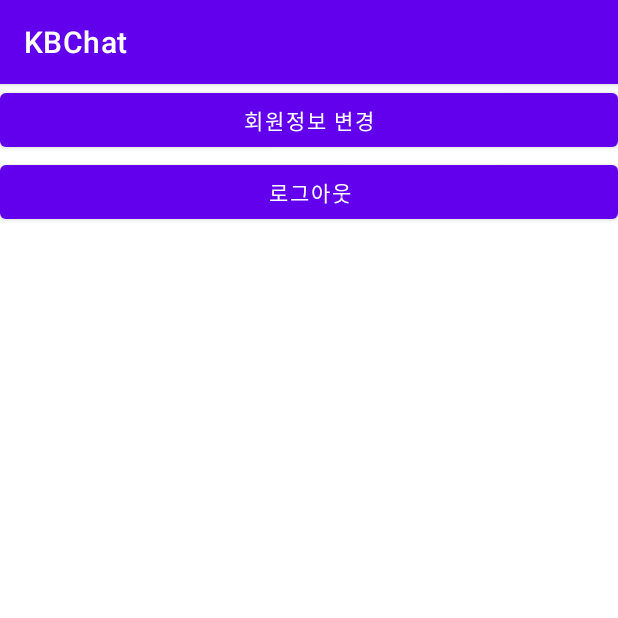
After one commit to visionary55/native_chatApp, an Android app: the SettingNaviActivity screen opened directly, with no data from a screen before it, on a phone screen of 412 x 824 dp, the top half of it. The commit adds this screen. Run offline under Robolectric (Android 15) with nearby library versions, the phone set to English and light mode, and no system bars; our stand-ins replace Firebase (no records; nobody signed in at launch, a user with empty details on screens opened directly).

Commit message:
v1_최초반영

```diff
--- a/app/src/main/AndroidManifest.xml
+++ b/app/src/main/AndroidManifest.xml
@@ -22,6 +22,7 @@
                 <category android:name="android.intent.category.LAUNCHER" />
             </intent-filter>
         </activity>
+        <activity android:name=".SettingNaviActivity" />
     </application>
 
 </manifest>
--- /dev/null
+++ b/app/src/main/java/com/kbds/nativedev/kbchat/SettingNaviActivity.kt
@@ -0,0 +1,85 @@
+package com.kbds.nativedev.kbchat
+
+import androidx.appcompat.app.AppCompatActivity
+import android.os.Bundle
+import android.content.Intent
+import androidx.fragment.app.Fragment
+import android.view.LayoutInflater
+import android.view.View
+import android.view.ViewGroup
+import android.widget.Button
+import com.kbds.nativedev.kbchat.MainActivity.OnChangeSettingFragment
+import com.kbds.nativedev.kbchat.R
+import com.google.firebase.auth.FirebaseAuth
+import com.google.firebase.auth.ktx.auth
+import com.google.firebase.ktx.Firebase
+import android.widget.Toast
+import com.kbds.nativedev.kbchat.MainActivity
+import com.kbds.nativedev.kbchat.LoginActivity
+import com.kbds.nativedev.kbchat.fragment.SettingNaviFragment
+import android.content.Intent as Intent1
+
+private lateinit var auth: FirebaseAuth
+private lateinit var settingNaviFragment: SettingNaviFragment
+
+class SettingNaviActivity : AppCompatActivity() {
+
+    override fun onCreate(savedInstanceState: Bundle?) {
+        super.onCreate(savedInstanceState)
+        setContentView(R.layout.fragment_setting_navi)
+
+        //val view = inflater.inflate(R.layout.fragment_setting_navi, container, false)
+
+
+        val fragmentManager = supportFragmentManager
+        val fragmentSettingNavi = SettingNaviFragment()
+
+        val btnModify = findViewById<Button>(R.id.btn_modify)
+        val btnLogout = findViewById<Button>(R.id.btn_logout)
+
+        //settingNaviFragment = SettingNaviFragment.newInstance(callback)
+        //supportFragmentManager.beginTransaction().replace(R.id.fragment_frame, settingNaviFragment).commit()
+
+        val transaction = fragmentManager.beginTransaction()
+        transaction.replace(R.id.btn_logout, fragmentSettingNavi)
+        //Transaction 별로
+        (findViewById<Button>(R.id.btn_logout)).setOnClickListener {
+
+            FirebaseAuth.getInstance().signOut()
+            Toast.makeText(this, "로그아웃 성공!!!", Toast.LENGTH_SHORT).show();
+            val intentMain = Intent(this, LoginActivity::class.java)
+            startActivity(intentMain)
+            //transaction.commit()
+        }
+        btnModify.setOnClickListener {
+            //    onChangeSettingFrag?.onModifyUser()
+            //SettingNaviFragment.onChangeSettingFrag?.onModifyUser()
+            //MainActivity.OnChangeSettingFragment.onModifyUser()
+            //OnChangeSettingFragment.onModifyUser
+            //MainActivity.OnChangeSettingFragment?.onModifyUser()
+            //OnChangeSettingFragment.onModifyUser()
+
+        }
+
+        //auth = Firebase.auth
+/*
+        btnLogout.setOnClickListener {
+            FirebaseAuth.getInstance().signOut()
+            //auth.signOut()
+            //Firebase.auth.signOut()
+            //private lateinit var googleSignInClient : googleSignInClient
+            //googleSignInClient.signOut().addOnCompleteListener(this) {
+            //}
+
+            Toast.makeText(this, "로그아웃 진짜 성공!", Toast.LENGTH_SHORT).show();
+            val intentMain = Intent(this, LoginActivity::class.java)
+            startActivity(intentMain)
+        }
+*/
+    }
+
+    interface OnChangeSettingFragment {
+        fun onModifyUser()
+    }
+
+}
--- a/app/src/main/res/layout/activity_main.xml
+++ b/app/src/main/res/layout/activity_main.xml
@@ -11,14 +11,13 @@
         android:layout_width="match_parent"
         android:layout_height="match_parent"
         android:layout_above="@+id/bottom_nav"
-        android:layout_alignParentTop="true"
-        />
+        android:layout_alignParentTop="true" />
 
     <com.google.android.material.bottomnavigation.BottomNavigationView
         android:id="@+id/bottom_nav"
         android:layout_width="match_parent"
         android:layout_height="wrap_content"
         android:layout_alignParentBottom="true"
-        android:layout_centerHorizontal="true"
+        android:layout_marginBottom="-2dp"
         app:menu="@menu/bottom_menu" />
 </RelativeLayout>
--- a/app/src/main/res/layout/fragment_setting_navi.xml
+++ b/app/src/main/res/layout/fragment_setting_navi.xml
@@ -10,12 +10,14 @@
         android:id="@+id/btn_modify"
         android:text="회원정보 변경"
         android:layout_width="match_parent"
-        android:layout_height="wrap_content" />
+        android:layout_height="wrap_content"
+        tools:layout="@layout/fragment_setting_navi"/>
 
     <Button
         android:id="@+id/btn_logout"
         android:text="로그아웃"
         android:layout_width="match_parent"
-        android:layout_height="wrap_content" />
+        android:layout_height="wrap_content"
+        tools:layout="@layout/fragment_setting_navi"/>
 
 </LinearLayout>
--- a/build.gradle
+++ b/build.gradle
@@ -11,8 +11,8 @@ buildscript {
 }
 
 plugins {
-    id 'com.android.application' version '7.1.2' apply false
-    id 'com.android.library' version '7.1.2' apply false
+    id 'com.android.application' version '7.2.1' apply false
+    id 'com.android.library' version '7.2.1' apply false
     id 'org.jetbrains.kotlin.android' version '1.5.30' apply false
 }
 
```
Also changed, not shown: app/src/main/java/com/kbds/nativedev/kbchat/MainActivity.kt (+25 -0 lines), app/src/main/java/com/kbds/nativedev/kbchat/fragment/SettingNaviFragment.kt (+13 -27 lines), app/src/main/java/com/kbds/nativedev/kbchat/fragment/SettingNaviFragment3.kt (added, +67 -0 lines), gradle/wrapper/gradle-wrapper.properties, 1 other file.
